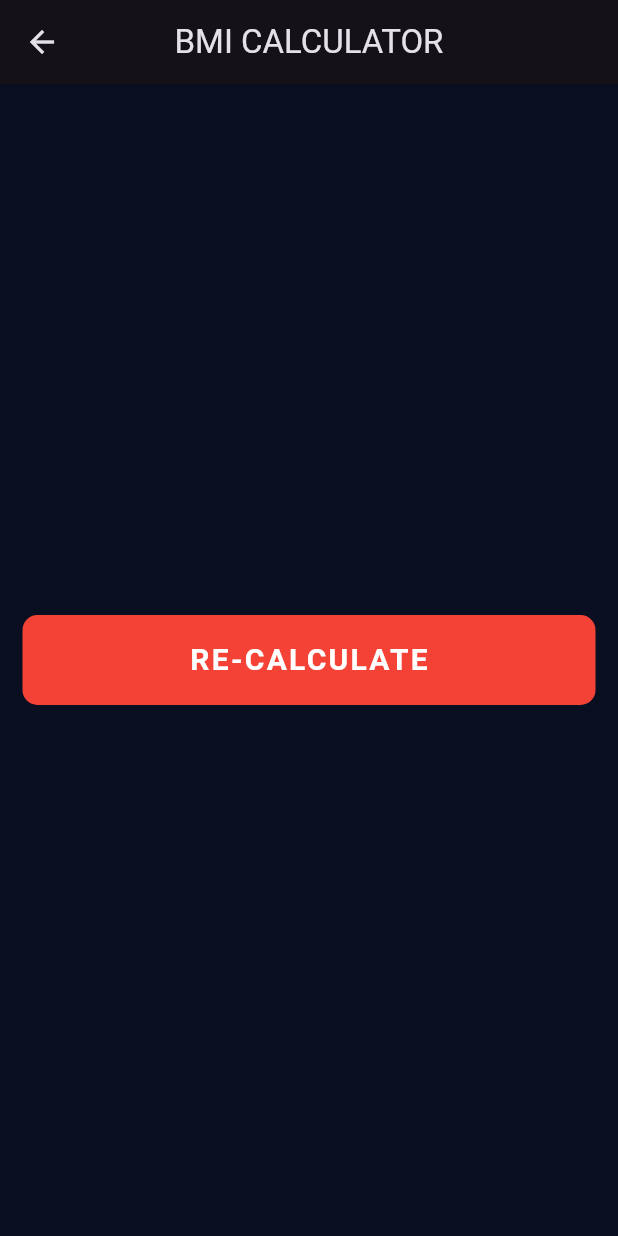
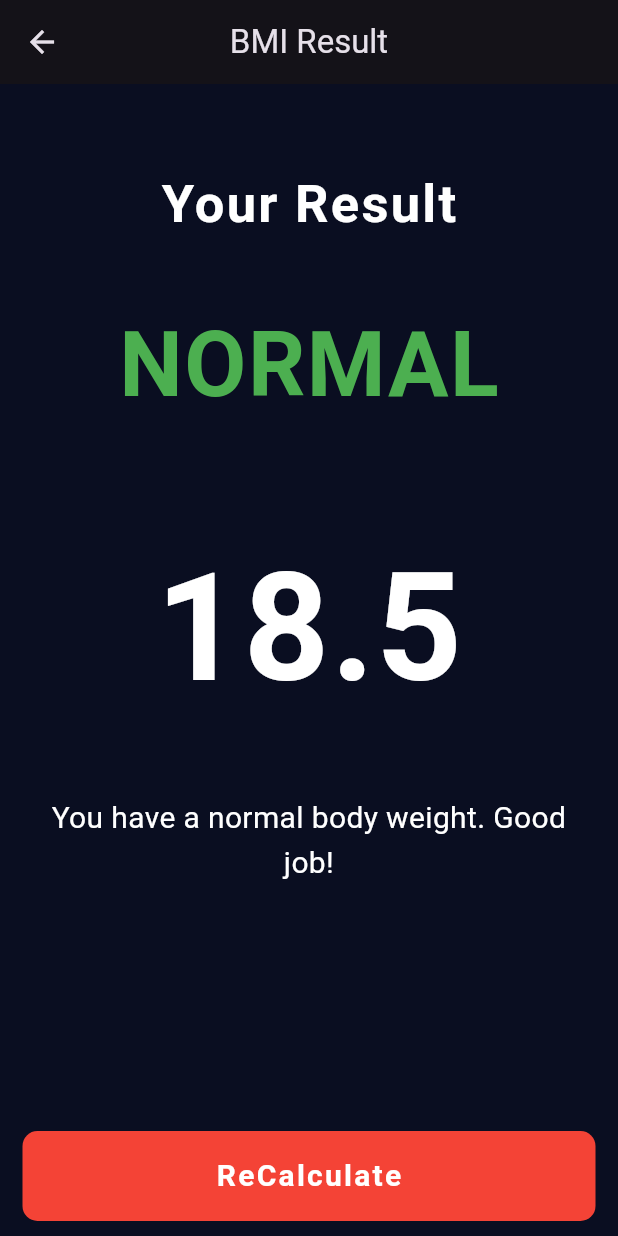
Before and after one commit to MuhammadAbdullah771/FlutterProjects, a Flutter app: the screen it shows after launch, after a tap on "CALCULATE", on a phone screen of 412 x 824 dp. Run offline on Flutter 3.47's test engine with Material 3 defaults, Android fonts, the phone set to English and light mode, and no system bars; our stand-ins replace csv, flutter_local_notifications, pdf, permission_handler, share_plus, shared_preferences and 2 more; accounts and stored records are empty.

Commit message:
Part 15 BMI App 2nd Screen Design
Designing Second Screen

```diff
--- a/bmi_app/lib/input_page.dart
+++ b/bmi_app/lib/input_page.dart
@@ -170,10 +170,32 @@ class _InputPageState extends State<InputPage> {
               padding: EdgeInsets.symmetric(horizontal: AppSizes.defaultPadding, vertical: AppSizes.mediumSpacing),
               child: GestureDetector(
                 onTap: () {
+                  double bmi = weight / ((height / 100) * (height / 100));
+                  String result;
+                  String interpretation;
+
+                  if (bmi < 18.5) {
+                    result = "Underweight";
+                    interpretation = "BMI is Low You Should have to Work More";
+                  } else if (bmi < 25) {
+                    result = "Normal";
+                    interpretation = "You have a normal body weight. Good job!";
+                  } else if (bmi < 30) {
+                    result = "Overweight";
+                    interpretation = "BMI is High You Should have to Work More";
+                  } else {
+                    result = "Obese";
+                    interpretation = "BMI is Very High You Should have to Work More";
+                  }
+
                   Navigator.push(
                     context,
                     MaterialPageRoute(
-                      builder: (context) => ResultPage(),
+                      builder: (context) => ResultPage(
+                        bmi: bmi,
+                        result: result,
+                        interpretation: interpretation,
+                      ),
                     ),
                   );
                 },
--- a/bmi_app/lib/result_page.dart
+++ b/bmi_app/lib/result_page.dart
@@ -2,18 +2,94 @@ import 'package:flutter/material.dart';
 import 'package:bmi_app/const.dart';
 
 class ResultPage extends StatelessWidget {
-  const ResultPage({super.key});
+  final double bmi;
+  final String result;
+  final String interpretation;
+
+  const ResultPage({
+    required this.bmi,
+    required this.result,
+    required this.interpretation,
+  });
+
+  Color getResultColor() {
+    if (bmi < 18.5) {
+      return Colors.orange;
+    } else if (bmi < 25) {
+      return Colors.green;
+    } else if (bmi < 30) {
+      return Colors.orange;
+    } else {
+      return Colors.red;
+    }
+  }
 
   @override
   Widget build(BuildContext context) {
     return Scaffold(
       appBar: AppBar(
-        title: Text(AppStrings.appTitle),
+        title: Text("BMI Result"),
         centerTitle: true,
       ),
       body: SafeArea(
-        child: Center(
+        child: Column(
+          children: [
+            Expanded(
+              child: SingleChildScrollView(
                 child: Padding(
+                  padding: EdgeInsets.all(AppSizes.defaultPadding),
+                  child: Column(
+                    mainAxisAlignment: MainAxisAlignment.center,
+                    children: [
+                      SizedBox(height: AppSizes.largeSpacing * 2),
+                      Text(
+                        "Your Result",
+                        style: TextStyle(
+                          fontSize: AppSizes.mediumTextSize + 15,
+                          fontWeight: FontWeight.bold,
+                          color: AppColors.textColor,
+                          letterSpacing: 1.5,
+                        ),
+                      ),
+                      SizedBox(height: AppSizes.largeSpacing * 2),
+                      Text(
+                        result.toUpperCase(),
+                        style: TextStyle(
+                          fontSize: AppSizes.largeTextSize + 10,
+                          fontWeight: FontWeight.bold,
+                          color: getResultColor(),
+                          letterSpacing: 1.0,
+                        ),
+                      ),
+                      SizedBox(height: AppSizes.largeSpacing * 3),
+                      Text(
+                        bmi.toStringAsFixed(1),
+                        style: TextStyle(
+                          fontSize: AppSizes.largeTextSize + 50,
+                          fontWeight: FontWeight.bold,
+                          color: AppColors.textColor,
+                          letterSpacing: 1.0,
+                        ),
+                      ),
+                      SizedBox(height: AppSizes.largeSpacing * 2),
+                      Padding(
+                        padding: EdgeInsets.symmetric(horizontal: AppSizes.defaultPadding),
+                        child: Text(
+                          interpretation,
+                          textAlign: TextAlign.center,
+                          style: TextStyle(
+                            fontSize: AppSizes.mediumTextSize,
+                            color: AppColors.textColor,
+                            height: 1.5,
+                          ),
+                        ),
+                      ),
+                    ],
+                  ),
+                ),
+              ),
+            ),
+            Padding(
               padding: EdgeInsets.symmetric(horizontal: AppSizes.defaultPadding, vertical: AppSizes.mediumSpacing),
               child: GestureDetector(
                 onTap: () {
@@ -28,7 +104,7 @@ class ResultPage extends StatelessWidget {
                   ),
                   child: Center(
                     child: Text(
-                    "RE-CALCULATE",
+                      "ReCalculate",
                       style: TextStyle(
                         fontSize: AppSizes.mediumTextSize,
                         fontWeight: FontWeight.bold,
@@ -40,6 +116,7 @@ class ResultPage extends StatelessWidget {
                 ),
               ),
             ),
+          ],
         ),
       ),
     );
```
Lines whose indentation alone changed are shown as unchanged.
